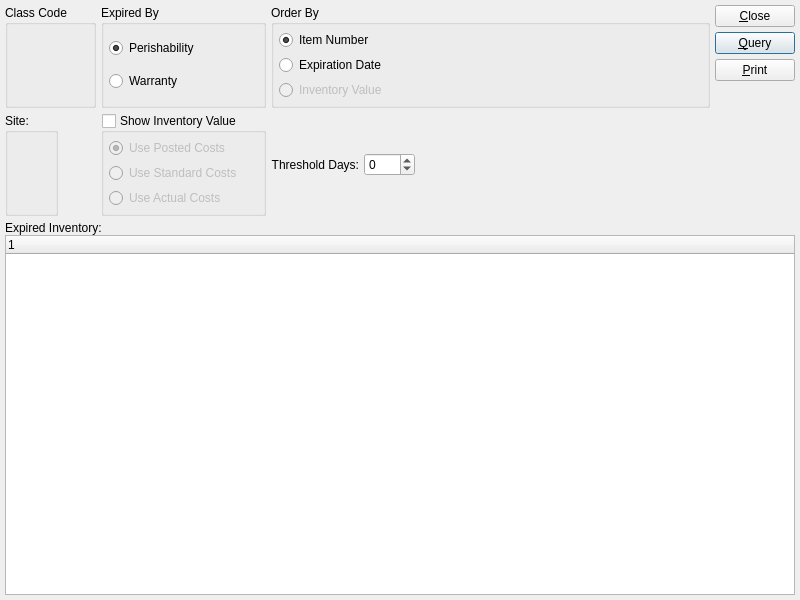
First picture: the form in guiclient/dspExpiredInventoryByClassCode.ui, repository Pegasus-RPG/xtuple-client, before the edit.
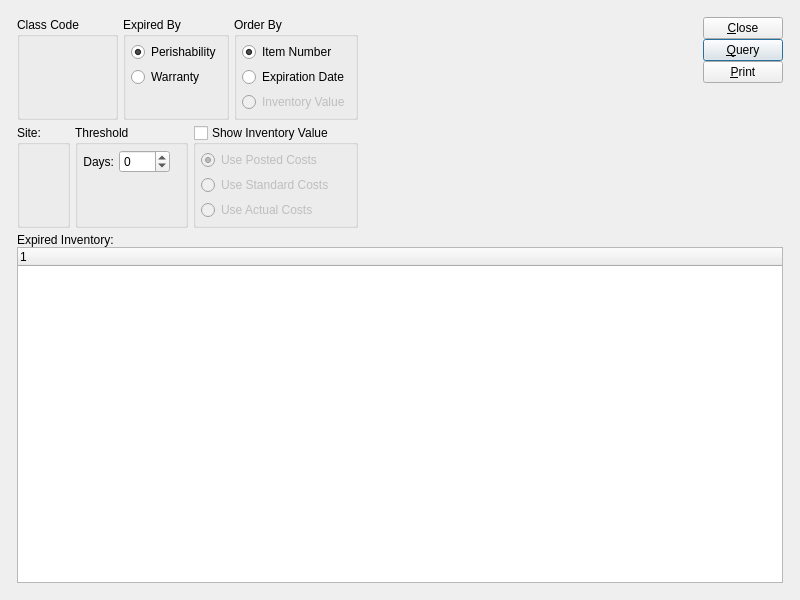
Second picture: the form after the edit. Custom widgets are drawn as their Qt base class.

Commit message: issue 8520:  Touch up layouts with tweaked clusters.

```diff
--- a/guiclient/dspExpiredInventoryByClassCode.ui
+++ b/guiclient/dspExpiredInventoryByClassCode.ui
@@ -20,8 +20,70 @@
   <property name="windowTitle" >
    <string>Expired Inventory</string>
   </property>
-   <layout class="QGridLayout" >
+  <layout class="QGridLayout" name="gridLayout_6" >
     <item row="0" column="0" >
+    <layout class="QGridLayout" name="gridLayout_5" >
+     <property name="margin" >
+      <number>12</number>
+     </property>
+     <item row="1" column="0" >
+      <widget class="QFrame" name="_frame" >
+       <property name="sizePolicy" >
+        <sizepolicy vsizetype="Expanding" hsizetype="Preferred" >
+         <horstretch>0</horstretch>
+         <verstretch>1</verstretch>
+        </sizepolicy>
+       </property>
+       <property name="frameShape" >
+        <enum>QFrame::NoFrame</enum>
+       </property>
+       <property name="frameShadow" >
+        <enum>QFrame::Raised</enum>
+       </property>
+       <layout class="QGridLayout" name="gridLayout" >
+        <property name="margin" >
+         <number>0</number>
+        </property>
+        <item row="0" column="0" >
+         <layout class="QVBoxLayout" >
+          <property name="spacing" >
+           <number>0</number>
+          </property>
+          <item>
+           <widget class="QLabel" name="_qohLit" >
+            <property name="text" >
+             <string>Expired Inventory:</string>
+            </property>
+           </widget>
+          </item>
+          <item>
+           <widget class="XTreeWidget" name="_expired" >
+            <property name="sizePolicy" >
+             <sizepolicy vsizetype="Expanding" hsizetype="Expanding" >
+              <horstretch>0</horstretch>
+              <verstretch>1</verstretch>
+             </sizepolicy>
+            </property>
+            <property name="minimumSize" >
+             <size>
+              <width>0</width>
+              <height>100</height>
+             </size>
+            </property>
+           </widget>
+          </item>
+         </layout>
+        </item>
+       </layout>
+      </widget>
+     </item>
+     <item row="0" column="0" >
+      <layout class="QHBoxLayout" name="horizontalLayout_4" >
+       <item>
+        <layout class="QVBoxLayout" name="verticalLayout_6" >
+         <item>
+          <layout class="QHBoxLayout" name="horizontalLayout_2" >
+           <item>
      <widget class="ParameterGroup" name="_classCode" >
       <property name="focusPolicy" >
        <enum>Qt::StrongFocus</enum>
@@ -29,15 +91,22 @@
       <property name="title" >
        <string>Class Code</string>
       </property>
-     </widget>
-    </item>
-    <item row="0" column="1" >
+             <property name="fixedSize" >
+              <bool>false</bool>
+             </property>
+            </widget>
+           </item>
+           <item>
      <widget class="QGroupBox" name="_expiredByGroup" >
       <property name="title" >
        <string>Expired By</string>
       </property>
-      <layout class="QGridLayout" >
+             <layout class="QGridLayout" name="gridLayout_3" >
        <item row="0" column="0" >
+               <layout class="QVBoxLayout" name="verticalLayout_3" >
+                <item>
+                 <layout class="QVBoxLayout" name="verticalLayout_2" >
+                  <item>
         <widget class="QRadioButton" name="_perishability" >
          <property name="text" >
           <string>Perishability</string>
@@ -47,7 +116,7 @@
          </property>
         </widget>
        </item>
-       <item row="1" column="0" >
+                  <item>
         <widget class="QRadioButton" name="_warranty" >
          <property name="text" >
           <string>Warranty</string>
@@ -55,9 +124,26 @@
         </widget>
        </item>
       </layout>
-     </widget>
-    </item>
-    <item row="0" column="2" >
+                </item>
+                <item>
+                 <spacer name="verticalSpacer_2" >
+                  <property name="orientation" >
+                   <enum>Qt::Vertical</enum>
+                  </property>
+                  <property name="sizeHint" stdset="0" >
+                   <size>
+                    <width>20</width>
+                    <height>0</height>
+                   </size>
+                  </property>
+                 </spacer>
+                </item>
+               </layout>
+              </item>
+             </layout>
+            </widget>
+           </item>
+           <item>
      <widget class="QGroupBox" name="_orderByGroup" >
       <property name="sizePolicy" >
        <sizepolicy vsizetype="Preferred" hsizetype="Preferred" >
@@ -68,8 +154,12 @@
       <property name="title" >
        <string>Order By</string>
       </property>
-      <layout class="QGridLayout" >
+             <layout class="QGridLayout" name="gridLayout_4" >
        <item row="0" column="0" >
+               <layout class="QVBoxLayout" name="verticalLayout_5" >
+                <item>
+                 <layout class="QVBoxLayout" name="verticalLayout_4" >
+                  <item>
         <widget class="QRadioButton" name="_itemNumber" >
          <property name="text" >
           <string>Item Number</string>
@@ -79,14 +169,14 @@
          </property>
         </widget>
        </item>
-       <item row="1" column="0" >
+                  <item>
         <widget class="QRadioButton" name="_expirationDate" >
          <property name="text" >
           <string>Expiration Date</string>
          </property>
         </widget>
        </item>
-       <item row="2" column="0" >
+                  <item>
         <widget class="QRadioButton" name="_inventoryValue" >
          <property name="enabled" >
           <bool>false</bool>
@@ -97,56 +187,13 @@
         </widget>
        </item>
       </layout>
-     </widget>
-    </item>
-    <item rowspan="2" row="0" column="3" >
-     <layout class="QVBoxLayout" >
-      <property name="spacing" >
-       <number>0</number>
-      </property>
+                </item>
       <item>
-       <layout class="QVBoxLayout" >
-        <property name="spacing" >
-         <number>5</number>
-        </property>
-        <item>
-         <widget class="QPushButton" name="_close" >
-          <property name="text" >
-           <string>&amp;Close</string>
-          </property>
-         </widget>
-        </item>
-        <item>
-         <widget class="QPushButton" name="_query" >
-          <property name="text" >
-           <string>&amp;Query</string>
-          </property>
-          <property name="autoDefault" >
-           <bool>true</bool>
-          </property>
-          <property name="default" >
-           <bool>true</bool>
-          </property>
-         </widget>
-        </item>
-        <item>
-         <widget class="QPushButton" name="_print" >
-          <property name="text" >
-           <string>&amp;Print</string>
-          </property>
-          <property name="shortcut" >
-           <string>Alt+P</string>
-          </property>
-         </widget>
-        </item>
-       </layout>
-      </item>
-      <item>
-       <spacer>
+                 <spacer name="verticalSpacer_3" >
         <property name="orientation" >
          <enum>Qt::Vertical</enum>
         </property>
-        <property name="sizeHint" >
+                  <property name="sizeHint" stdset="0" >
          <size>
           <width>20</width>
           <height>0</height>
@@ -156,10 +203,17 @@
       </item>
      </layout>
     </item>
-    <item row="1" column="0" >
+             </layout>
+            </widget>
+           </item>
+          </layout>
+         </item>
+         <item>
+          <layout class="QHBoxLayout" name="horizontalLayout_3" >
+           <item>
      <widget class="WarehouseGroup" name="_warehouse" >
       <property name="sizePolicy" >
-       <sizepolicy vsizetype="Preferred" hsizetype="Fixed" >
+              <sizepolicy vsizetype="Preferred" hsizetype="Preferred" >
         <horstretch>0</horstretch>
         <verstretch>0</verstretch>
        </sizepolicy>
@@ -170,70 +224,25 @@
       <property name="title" >
        <string>Site:</string>
       </property>
-     </widget>
-    </item>
-    <item row="1" column="1" >
-     <widget class="QGroupBox" name="_showValue" >
-      <property name="enabled" >
-       <bool>true</bool>
-      </property>
-      <property name="sizePolicy" >
-       <sizepolicy vsizetype="Fixed" hsizetype="Preferred" >
-        <horstretch>0</horstretch>
-        <verstretch>0</verstretch>
-       </sizepolicy>
-      </property>
+             <property name="fixedSize" >
+              <bool>false</bool>
+             </property>
+            </widget>
+           </item>
+           <item>
+            <widget class="QGroupBox" name="_optionsGroup" >
       <property name="title" >
-       <string>Show Inventory Value</string>
-      </property>
-      <property name="checkable" >
-       <bool>true</bool>
-      </property>
-      <property name="checked" >
-       <bool>false</bool>
-      </property>
-      <layout class="QGridLayout" >
-       <item row="1" column="0" >
-        <widget class="QRadioButton" name="_useStandardCosts" >
-         <property name="text" >
-          <string>Use Standard Costs</string>
-         </property>
-         <property name="checked" >
-          <bool>false</bool>
-         </property>
-        </widget>
-       </item>
-       <item row="2" column="0" >
-        <widget class="QRadioButton" name="_useActualCosts" >
-         <property name="text" >
-          <string>Use Actual Costs</string>
-         </property>
-        </widget>
-       </item>
+              <string>Threshold</string>
+             </property>
+             <layout class="QGridLayout" name="gridLayout_2" >
        <item row="0" column="0" >
-        <widget class="QRadioButton" name="_usePostedCosts" >
-         <property name="text" >
-          <string>Use Posted Costs</string>
-         </property>
-         <property name="checked" >
-          <bool>true</bool>
-         </property>
-        </widget>
-       </item>
-      </layout>
-     </widget>
-    </item>
-    <item row="1" column="2" >
-     <layout class="QVBoxLayout" >
+               <layout class="QVBoxLayout" name="verticalLayout" >
       <item>
-       <layout class="QHBoxLayout" >
-        <property name="spacing" >
-         <number>5</number>
-        </property>
+                 <layout class="QHBoxLayout" name="horizontalLayout" >
         <item>
          <widget class="QLabel" name="_thresholdDaysLit" >
           <property name="text" >
-           <string>Threshold Days:</string>
+                     <string>Days:</string>
           </property>
           <property name="alignment" >
            <set>Qt::AlignRight|Qt::AlignTrailing|Qt::AlignVCenter</set>
@@ -241,11 +250,6 @@
          </widget>
         </item>
         <item>
-         <layout class="QHBoxLayout" >
-          <property name="spacing" >
-           <number>0</number>
-          </property>
-          <item>
            <widget class="QSpinBox" name="_thresholdDays" >
             <property name="minimum" >
              <number>-999</number>
@@ -263,9 +267,9 @@
             <property name="sizeType" >
              <enum>QSizePolicy::Expanding</enum>
             </property>
-            <property name="sizeHint" >
+                    <property name="sizeHint" stdset="0" >
              <size>
-              <width>123</width>
+                      <width>0</width>
               <height>16</height>
              </size>
             </property>
@@ -273,37 +277,150 @@
           </item>
          </layout>
         </item>
-       </layout>
-      </item>
-     </layout>
-    </item>
-    <item row="2" column="0" colspan="4" >
-     <layout class="QVBoxLayout" >
-      <property name="spacing" >
-       <number>0</number>
-      </property>
       <item>
-       <widget class="QLabel" name="_qohLit" >
-        <property name="text" >
-         <string>Expired Inventory:</string>
-        </property>
+                 <spacer name="verticalSpacer" >
+                  <property name="orientation" >
+                   <enum>Qt::Vertical</enum>
+                  </property>
+                  <property name="sizeHint" stdset="0" >
+                   <size>
+                    <width>20</width>
+                    <height>0</height>
+                   </size>
+                  </property>
+                 </spacer>
+                </item>
+               </layout>
+              </item>
+             </layout>
        </widget>
       </item>
       <item>
-       <widget class="XTreeWidget" name="_expired" >
+            <widget class="QGroupBox" name="_showValue" >
+             <property name="enabled" >
+              <bool>true</bool>
+             </property>
         <property name="sizePolicy" >
-         <sizepolicy vsizetype="Expanding" hsizetype="Expanding" >
+              <sizepolicy vsizetype="Fixed" hsizetype="Preferred" >
           <horstretch>0</horstretch>
-          <verstretch>1</verstretch>
-         </sizepolicy>
-        </property>
-        <property name="minimumSize" >
+               <verstretch>0</verstretch>
+              </sizepolicy>
+             </property>
+             <property name="title" >
+              <string>Show Inventory Value</string>
+             </property>
+             <property name="checkable" >
+              <bool>true</bool>
+             </property>
+             <property name="checked" >
+              <bool>false</bool>
+             </property>
+             <layout class="QGridLayout" >
+              <item row="1" column="0" >
+               <widget class="QRadioButton" name="_useStandardCosts" >
+                <property name="text" >
+                 <string>Use Standard Costs</string>
+                </property>
+                <property name="checked" >
+                 <bool>false</bool>
+                </property>
+               </widget>
+              </item>
+              <item row="2" column="0" >
+               <widget class="QRadioButton" name="_useActualCosts" >
+                <property name="text" >
+                 <string>Use Actual Costs</string>
+                </property>
+               </widget>
+              </item>
+              <item row="0" column="0" >
+               <widget class="QRadioButton" name="_usePostedCosts" >
+                <property name="text" >
+                 <string>Use Posted Costs</string>
+                </property>
+                <property name="checked" >
+                 <bool>true</bool>
+                </property>
+               </widget>
+              </item>
+             </layout>
+            </widget>
+           </item>
+          </layout>
+         </item>
+        </layout>
+       </item>
+       <item>
+        <spacer name="horizontalSpacer" >
+         <property name="orientation" >
+          <enum>Qt::Horizontal</enum>
+         </property>
+         <property name="sizeHint" stdset="0" >
          <size>
           <width>0</width>
-          <height>100</height>
-         </size>
-        </property>
-       </widget>
+           <height>20</height>
+          </size>
+         </property>
+        </spacer>
+       </item>
+       <item>
+        <layout class="QVBoxLayout" >
+         <property name="spacing" >
+          <number>0</number>
+         </property>
+         <item>
+          <layout class="QVBoxLayout" >
+           <property name="spacing" >
+            <number>0</number>
+           </property>
+           <item>
+            <widget class="QPushButton" name="_close" >
+             <property name="text" >
+              <string>&amp;Close</string>
+             </property>
+            </widget>
+           </item>
+           <item>
+            <widget class="QPushButton" name="_query" >
+             <property name="text" >
+              <string>&amp;Query</string>
+             </property>
+             <property name="autoDefault" >
+              <bool>true</bool>
+             </property>
+             <property name="default" >
+              <bool>true</bool>
+             </property>
+            </widget>
+           </item>
+           <item>
+            <widget class="QPushButton" name="_print" >
+             <property name="text" >
+              <string>&amp;Print</string>
+             </property>
+             <property name="shortcut" >
+              <string>Alt+P</string>
+             </property>
+            </widget>
+           </item>
+          </layout>
+         </item>
+         <item>
+          <spacer>
+           <property name="orientation" >
+            <enum>Qt::Vertical</enum>
+           </property>
+           <property name="sizeHint" stdset="0" >
+            <size>
+             <width>20</width>
+             <height>0</height>
+            </size>
+           </property>
+          </spacer>
+         </item>
+        </layout>
+       </item>
+      </layout>
       </item>
      </layout>
     </item>
```
Left out of the diff: 1 changed line with no effect on the pictures. Lines whose indentation alone changed are shown as unchanged. The commit also changes 34 other files.
